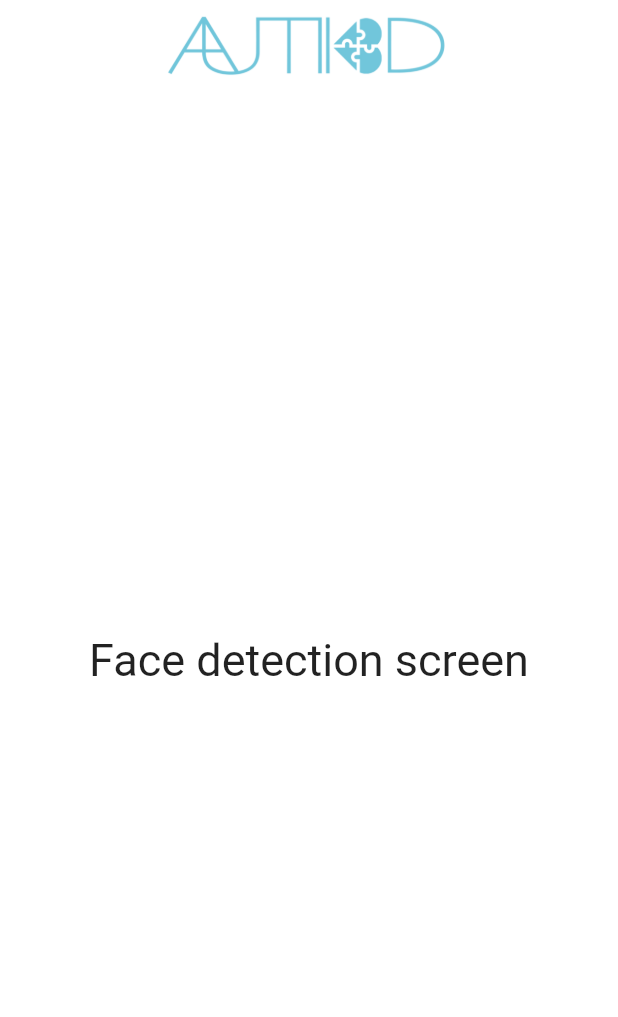
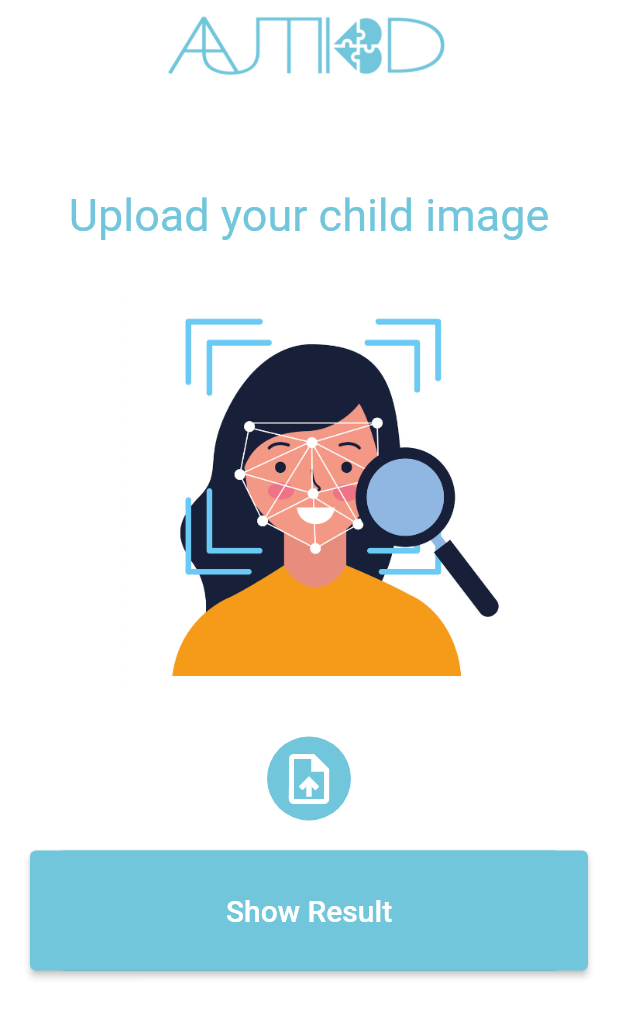
Before and after one commit to Nadineh-dev/Autikid_application, a Flutter app: the FaceDetectionScreen screen opened directly, on a phone screen of 412 x 824 dp. Shown: the top 1017 px of the screen. Run offline on Flutter 3.47's test engine with Material 2 defaults, Android fonts, the phone set to English and light mode, and no system bars; our stand-ins replace animated_splash_screen, bloc, carousel_slider, chat_bubbles, conditional_builder_null_safety, dio and 3 more; missing offline and left inert: dialogflow_grpc; accounts and stored records are empty; project files that could hold a hidden picture were left out.

Commit message:
face detecion commit

```diff
--- a/lib/network/local/cache_helper.dart
+++ b/lib/network/local/cache_helper.dart
@@ -1,4 +1,4 @@
-import 'package:shared_preferences/shared_preferences.dart';
+/* import 'package:shared_preferences/shared_preferences.dart';
 
 class CacheHelper
 {
@@ -36,4 +36,4 @@ static Future<bool> saveData({
 }
 
 
-}
+}  */
--- a/lib/screens/face_detecion_screen.dart
+++ b/lib/screens/face_detecion_screen.dart
@@ -1,12 +1,89 @@
 import 'package:flutter/material.dart';
 import 'package:project2/constants/colors.dart';
 
-class FaceDetectionScreen extends StatelessWidget {
+import 'dart:convert';
+import 'dart:io';
+import 'package:dio/dio.dart';
+import 'package:file_picker/file_picker.dart';
+import 'package:flutter/material.dart';
+import 'package:flutter/src/foundation/key.dart';
+import 'package:flutter/src/widgets/framework.dart';
+
+class FaceDetectionScreen extends StatefulWidget {
   const FaceDetectionScreen({Key? key}) : super(key: key);
 
   @override
+  State<FaceDetectionScreen> createState() => _FaceDetectionScreenState();
+}
+
+class _FaceDetectionScreenState extends State<FaceDetectionScreen> {
+  /* @override
+   void initState() {
+    // TODO: implement initState
+    super.initState();
+    uploadFile();
+  }
+ */
+
+  String textHolder = "Show Result";
+  void clickFunction() {
+    setState(() {
+      if (faceResult == null) {
+        setState(() {
+          const CircularProgressIndicator(
+            color: Colors.white,
+          );
+        });
+      } else {
+        textHolder = faceResult!;
+      }
+    });
+  }
+
+  // posting image with dio
+  bool isLoading = true;
+
+  //FaceDetectionModel? faceDetectionModel;
+  String? faceResult;
+
+  Future uploadFile() async {
+    var dio = Dio();
+
+    FilePickerResult? result = await FilePicker.platform.pickFiles();
+
+    if (result != null) {
+      File file = File(result.files.single.path ?? " ");
+
+      String filename = file.path.split('/').last;
+
+      String filepath = file.path;
+
+      FormData data = FormData.fromMap(
+          {'file': await MultipartFile.fromFile(filepath, filename: filename)});
+
+      var response = await dio.post("http://192.168.88.190:5000//upload_image",
+          data: data, onSendProgress: (int sent, int total) {
+        print('$sent, $total');
+      });
+
+      if (response.statusCode == 200) {
+        setState(() {
+          faceResult = response.data["result"] as String;
+        });
+      }
+
+      print(response.statusCode);
+      print(response.data["result"]);
+    } else {
+      print("Result is null");
+    }
+  }
+
+  // face detection screen design goes here
+  @override
   Widget build(BuildContext context) {
-    return Scaffold(backgroundColor: Colors.white,
+    return Scaffold(
+      backgroundColor: Colors.white,
       appBar: AppBar(
         elevation: 0,
         backgroundColor: Colors.white,
@@ -16,11 +93,63 @@ class FaceDetectionScreen extends StatelessWidget {
           width: 220,
         ),
       ),
-      body: const Center(
-          child: Text(
-        "Face detection screen",
-        style: TextStyle(fontSize: 30),
-      )),
+      body: Column(
+        children: [
+          const Padding(
+            padding: EdgeInsets.only(top: 70, bottom: 30),
+            child: Text(
+              "Upload your child image",
+              style: TextStyle(fontSize: 30, color: Color(0xff71c6db)),
+            ),
+          ),
+          Padding(
+            padding: const EdgeInsets.only(left: 30),
+            child: Image.asset(
+              "assets/images/faceDetectionimg.png",
+              height: 280,
+              width: 280,
+            ),
+          ),
+          Padding(
+            padding: const EdgeInsets.only(top: 20),
+            child: Ink(
+              decoration: const ShapeDecoration(
+                color: Color(0xff71c6db),
+                shape: CircleBorder(),
+              ),
+              child: IconButton(
+                iconSize: 40,
+                icon: const Icon(Icons.upload_file),
+                color: Colors.white,
+                onPressed: () {
+                  uploadFile();
+                },
+              ),
+            ),
+          ),
+          Padding(
+            padding: const EdgeInsets.symmetric(vertical: 20, horizontal: 20),
+            child: Container(
+                decoration: const BoxDecoration(
+                    color: MyColors.myblue,
+                    borderRadius: BorderRadius.all(Radius.circular(23))),
+                height: 80,
+                width: double.infinity,
+                child: ElevatedButton(
+                  onPressed: () {
+                    clickFunction();
+                  },
+                  child: Text(
+                    "$textHolder",
+                    style: const TextStyle(fontSize: 20),
+                  ),
+                  style: ButtonStyle(
+                      backgroundColor:
+                          MaterialStatePropertyAll<Color>(MyColors.myblue)),
+                )),
+          )
+        ],
+      ),
     );
   }
 }
--- a/lib/screens/myguide_screen.dart
+++ b/lib/screens/myguide_screen.dart
@@ -54,9 +54,7 @@ class MyGuideScreen extends StatelessWidget {
                       const SizedBox(
                         height: 10,
                       ),
-                      const SizedBox(
-                        height: 30,
-                      ),
+
                       Container(
                         height: 500,
                         child: SingleChildScrollView(
--- a/pubspec.yaml
+++ b/pubspec.yaml
@@ -36,12 +36,15 @@ dependencies:
   dio: any
   conditional_builder_null_safety: ^0.0.6
   intl: ^0.18.0
-  shared_preferences: ^2.1.0
+  #shared_preferences: ^2.1.0
   fluttertoast: ^8.2.1
   dialogflow_grpc: ^0.2.9
   rxdart: ^0.27.7
   chat_bubbles: ^1.4.1
   carousel_slider: ^4.2.1
+  file_picker: ^5.3.2
+  #path_provider_windows: ^2.1.6
+
 #  flutter_dialogflow: any
 dev_dependencies:
   flutter_test:
```
Also changed, not shown: assets/images/faceDetectionimg.png (added), pubspec.lock, 1 other file.
